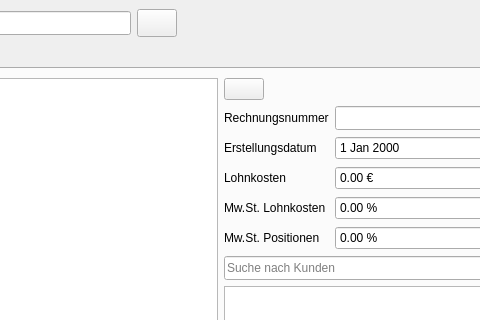
First picture: the form in Qt/main.ui, repository SIMKCN/LF11-Projekt, before the edit; both pictures show x 532 to 1012 and y 0 to 320 of the 1400 by 803 pixel window.
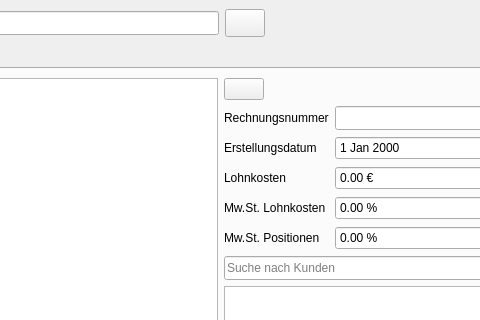
Second picture: the form after the edit. The open tabs and pages were chosen to show the change. Icons and pictures are not drawn.

Patch:
```diff
--- a/Qt/main.ui
+++ b/Qt/main.ui
@@ -61,19 +61,6 @@
         </property>
        </widget>
       </item>
-      <item>
-       <widget class="QLabel" name="lbl_eintrag_erstellt_datum">
-        <property name="minimumSize">
-         <size>
-          <width>170</width>
-          <height>24</height>
-         </size>
-        </property>
-        <property name="text">
-         <string/>
-        </property>
-       </widget>
-      </item>
       <item>
        <spacer name="horizontalSpacerSearchRight">
         <property name="orientation">
```
Left out of the diff: 2 changed lines with no effect on the pictures.
